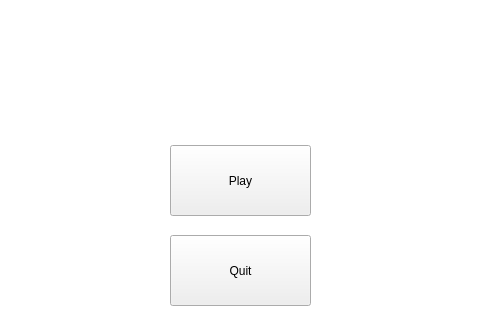
Before: the Qt Designer form mainwindow.ui in harkaranbrar/myAstriods, drawn with Qt 5; both pictures show x 180 to 660 and y 191 to 511 of the 888 by 681 pixel window.
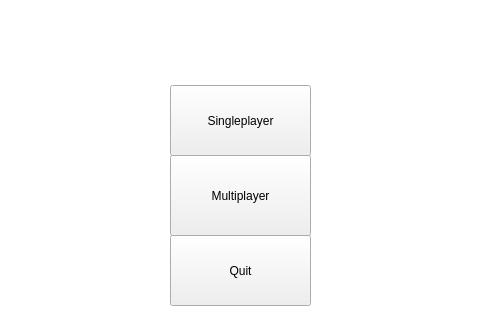
After: the same form once the commit is applied. Icons and pictures are not drawn.

```diff
--- a/mainwindow.ui
+++ b/mainwindow.ui
@@ -53,7 +53,7 @@
     <property name="geometry">
      <rect>
       <x>350</x>
-      <y>300</y>
+      <y>240</y>
       <width>141</width>
       <height>71</height>
      </rect>
@@ -66,7 +66,7 @@
 &lt;p align=&quot;center&quot; style=&quot; margin-top:0px; margin-bottom:0px; margin-left:0px; margin-right:0px; -qt-block-indent:0; text-indent:0px;&quot;&gt;&lt;span style=&quot; font-size:14pt; font-weight:600; font-style:italic; color:#b38484;&quot;&gt;PLAY&lt;/span&gt;&lt;/p&gt;&lt;/body&gt;&lt;/html&gt;</string>
     </property>
     <property name="text">
-     <string>Play</string>
+     <string>Singleplayer</string>
     </property>
    </widget>
    <widget class="QPushButton" name="QuitButton">
@@ -82,6 +82,19 @@
      <string>Quit</string>
     </property>
    </widget>
+   <widget class="QPushButton" name="multiplayerButton">
+    <property name="geometry">
+     <rect>
+      <x>350</x>
+      <y>310</y>
+      <width>141</width>
+      <height>81</height>
+     </rect>
+    </property>
+    <property name="text">
+     <string>Multiplayer</string>
+    </property>
+   </widget>
   </widget>
   <widget class="QMenuBar" name="menuBar">
    <property name="geometry">
```
Left out of the diff: 2 changed lines with no effect on the pictures.
